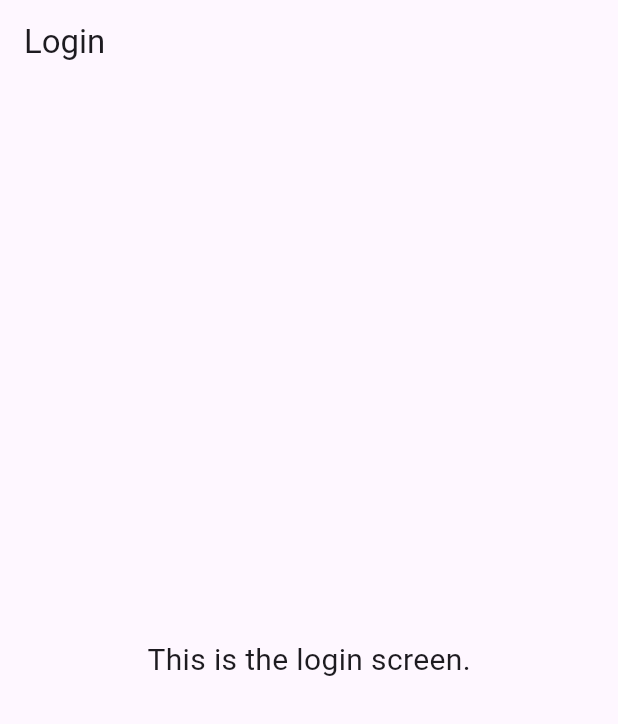
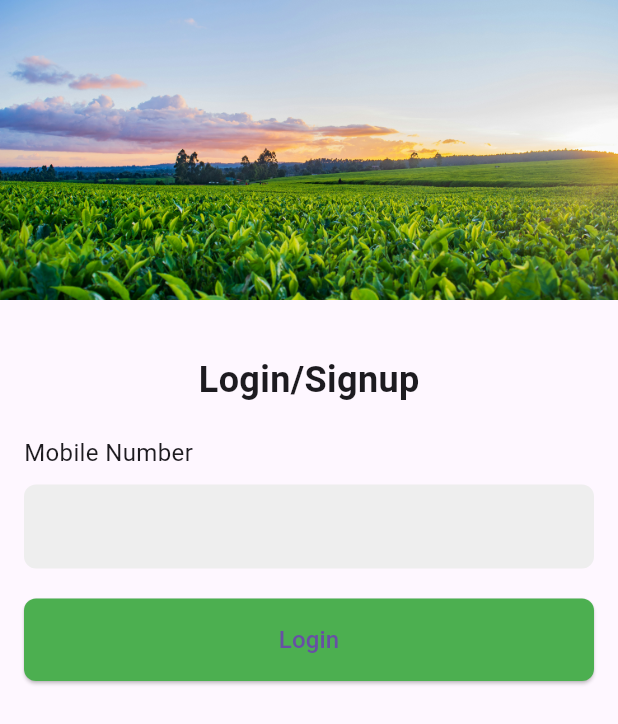
Before and after one commit to IJrajpoot/GreenCare, a Flutter app: the screen it shows after launch, on a phone screen of 412 x 824 dp. Shown: the top 724 px of the screen. Run offline on Flutter 3.47's test engine with Material 3 defaults, Android fonts, the phone set to English and light mode, and no system bars.

Commit message:
Update: main.dart, Introduce: splash_page.dart, login_page.dart

```diff
--- /dev/null
+++ b/lib/login_page.dart
@@ -0,0 +1,86 @@
+import 'package:flutter/material.dart';
+
+class LoginPage extends StatelessWidget {
+  const LoginPage({super.key});
+
+  @override
+  Widget build(BuildContext context) {
+    return Scaffold(
+      body: SingleChildScrollView(
+        child: Column(
+          children: <Widget>[
+            // Top image
+            Image.asset(
+              'assets/images/login.jpg',  // Replace with your top image asset path
+              fit: BoxFit.cover,
+              width: double.infinity,
+              height: 200,
+            ),
+            const SizedBox(height: 20),
+
+            // Login form
+            Padding(
+              padding: const EdgeInsets.all(16.0),
+              child: Column(
+                crossAxisAlignment: CrossAxisAlignment.start,
+                children: <Widget>[
+                  const Center(
+                    child: Text(
+                      'Login/Signup',
+                      style: TextStyle(
+                        fontSize: 24,
+                        fontWeight: FontWeight.bold,
+                      ),
+                    ),
+                  ),
+                  const SizedBox(height: 20),
+
+                  // Mobile Number TextField
+                  const Text(
+                    'Mobile Number',
+                    style: TextStyle(fontSize: 16),
+                  ),
+                  const SizedBox(height: 10),
+                  TextField(
+                    keyboardType: TextInputType.phone,
+                    decoration: InputDecoration(
+                      prefixText: '+92 ',
+                      filled: true,
+                      fillColor: Colors.grey[200],
+                      border: OutlineInputBorder(
+                        borderRadius: BorderRadius.circular(8.0),
+                        borderSide: BorderSide.none,
+                      ),
+                    ),
+                  ),
+                  const SizedBox(height: 20),
+
+                  // Login Button
+                  SizedBox(
+                    width: double.infinity,
+                    child: ElevatedButton(
+                      onPressed: () {
+                        // Handle login logic here
+                      },
+                      style: ElevatedButton.styleFrom(
+                        padding: const EdgeInsets.symmetric(vertical: 16.0),
+                        backgroundColor: Colors.green,  // Change to your desired color
+                        shape: RoundedRectangleBorder(
+                          borderRadius: BorderRadius.circular(8.0),
+                        ),
+                      ),
+                      child: const Text(
+                        'Login',
+                        style: TextStyle(fontSize: 16),
+                      ),
+                    ),
+                  ),
+                ],
+              ),
+            ),
+          ],
+        ),
+      ),
+    );
+  }
+}
--- a/lib/main.dart
+++ b/lib/main.dart
@@ -1,6 +1,6 @@
-import 'dart:async';
-
 import 'package:flutter/material.dart';
+import 'splash_screen.dart';
+import 'login_page.dart';
 
 void main() {
   runApp(const MyApp());
@@ -24,61 +24,3 @@ class MyApp extends StatelessWidget {
     );
   }
 }
-
-class SplashScreen extends StatefulWidget {
-  const SplashScreen({super.key});
-
-  @override
-  _SplashScreenState createState() => _SplashScreenState();
-}
-
-class _SplashScreenState extends State<SplashScreen> {
-  @override
-  void initState() {
-    super.initState();
-    // Start timer to navigate after 5 seconds
-    Timer(const Duration(seconds: 5), () {
-      // Navigate to the login page
-      Navigator.of(context).pushReplacementNamed('/login');
-    });
-  }
-
-  @override
-  Widget build(BuildContext context) {
-    return Scaffold(
-      backgroundColor: Colors.white,
-      body: Center(
-        child: Column(
-          mainAxisAlignment: MainAxisAlignment.center,
-          children: <Widget>[
-            Image.asset(
-              'assets/images/logo.png',  // Replace with your logo asset path
-              width: 250,
-            ),
-            const SizedBox(height: 20),
-
-          ],
-        ),
-      ),
-    );
-  }
-}
-
-class LoginPage extends StatelessWidget {
-  const LoginPage({super.key});
-
-  @override
-  Widget build(BuildContext context) {
-    return Scaffold(
-      appBar: AppBar(
-        title: const Text('Login'),
-      ),
-      body: Center(
-        child: const Text(
-          'This is the login screen.',
-          style: TextStyle(fontSize: 20),
-        ),
-      ),
-    );
-  }
-}
--- /dev/null
+++ b/lib/splash_screen.dart
@@ -0,0 +1,38 @@
+import 'dart:async';
+import 'package:flutter/material.dart';
+
+class SplashScreen extends StatefulWidget {
+  const SplashScreen({super.key});
+
+  @override
+  _SplashScreenState createState() => _SplashScreenState();
+}
+
+class _SplashScreenState extends State<SplashScreen> {
+  @override
+  void initState() {
+    super.initState();
+    Timer(const Duration(seconds: 5), () {
+      Navigator.of(context).pushReplacementNamed('/login');
+    });
+  }
+
+  @override
+  Widget build(BuildContext context) {
+    return Scaffold(
+      backgroundColor: Colors.white,
+      body: Center(
+        child: Column(
+          mainAxisAlignment: MainAxisAlignment.center,
+          children: <Widget>[
+            Image.asset(
+              'assets/images/logo.png',  // Replace with your logo asset path
+              width: 250,
+            ),
+            const SizedBox(height: 20),
+          ],
+        ),
+      ),
+    );
+  }
+}
--- a/pubspec.yaml
+++ b/pubspec.yaml
@@ -55,6 +55,7 @@ dev_dependencies:
 flutter:
   assets:
     - assets/images/logo.png
+    - assets/images/login.jpg
 
   # The following line ensures that the Material Icons font is
   # included with your application, so that you can use the icons in
```
Also changed, not shown: assets/images/login.jpg (added), 4 other files.
